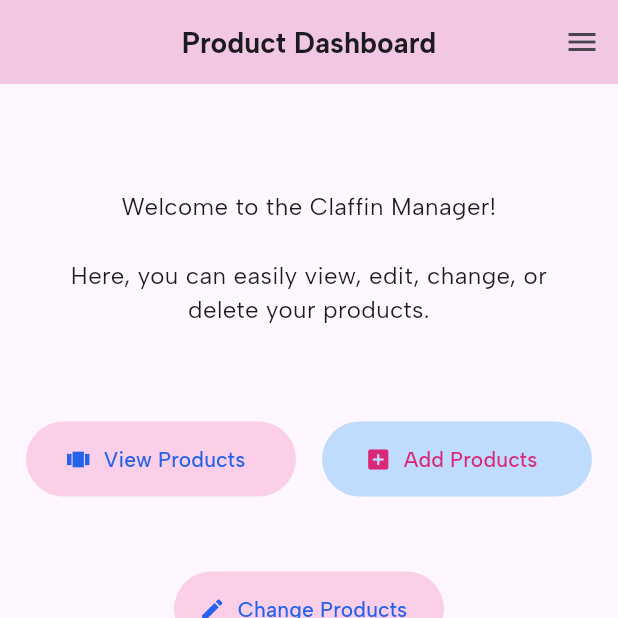
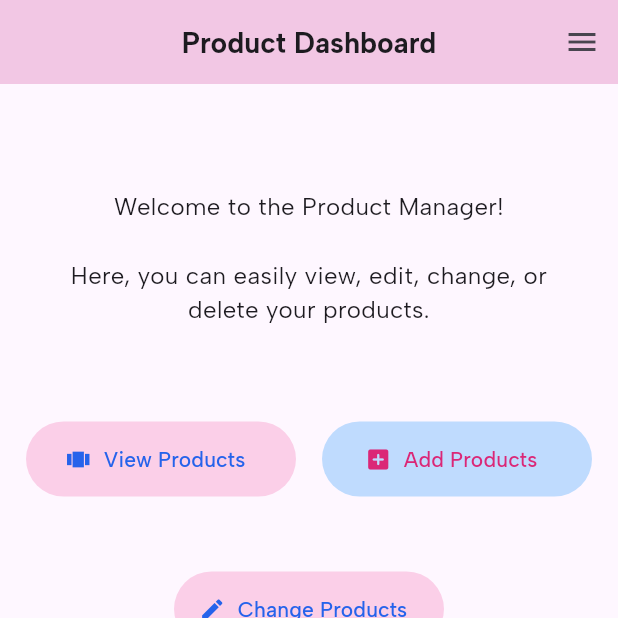
Before and after one commit to claf07/FLUTTER, a Flutter app: the screen it shows after launch, on a phone screen of 412 x 824 dp, the top half of it. Run offline on Flutter 3.47's test engine with Material 3 defaults, Android fonts, the light colour scheme and no system bars; our stand-ins replace flutter_dotenv, google_fonts, image_picker; missing offline and left inert: cloudinary_public.

Commit message:
initial commit3

```diff
--- a/frontend/lib/pages/home.dart
+++ b/frontend/lib/pages/home.dart
@@ -40,7 +40,7 @@ class Homepage extends StatelessWidget {
              child:  Padding(
               padding: EdgeInsets.symmetric(vertical: 40, horizontal: 30),
               child: Text(
-                'Welcome to the Claffin Manager!\n\n'
+                'Welcome to the Product Manager!\n\n'
                 'Here, you can easily view, edit, change, or delete your products.\n',
                 textAlign:TextAlign.center,
                 softWrap: true,
```
